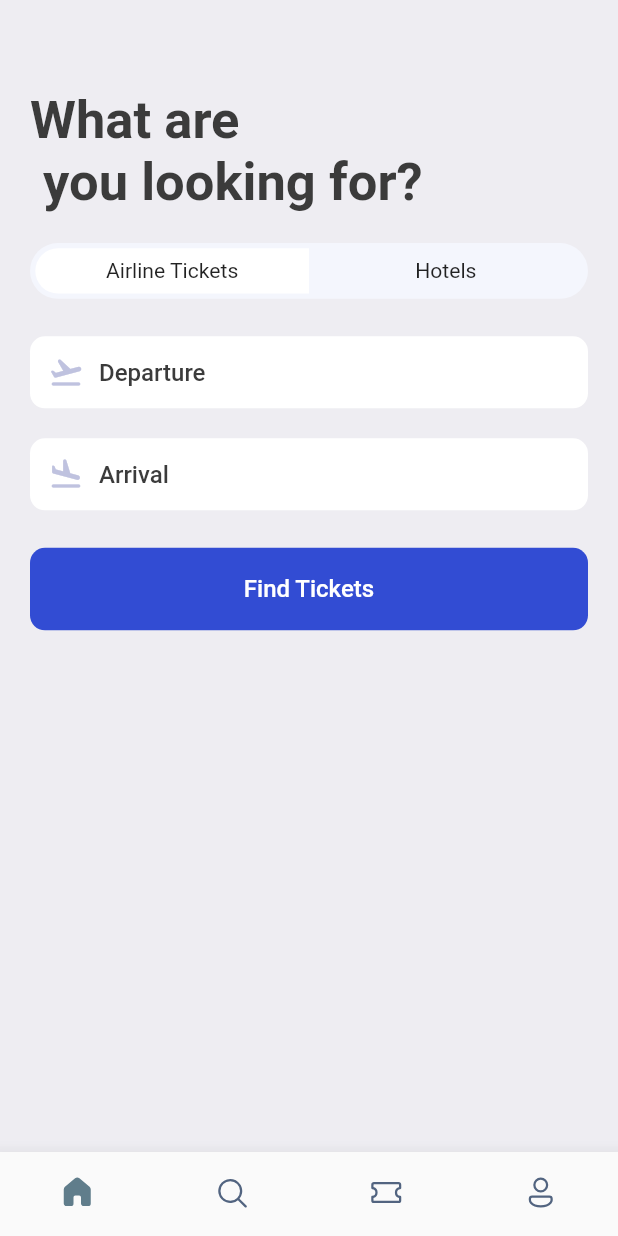
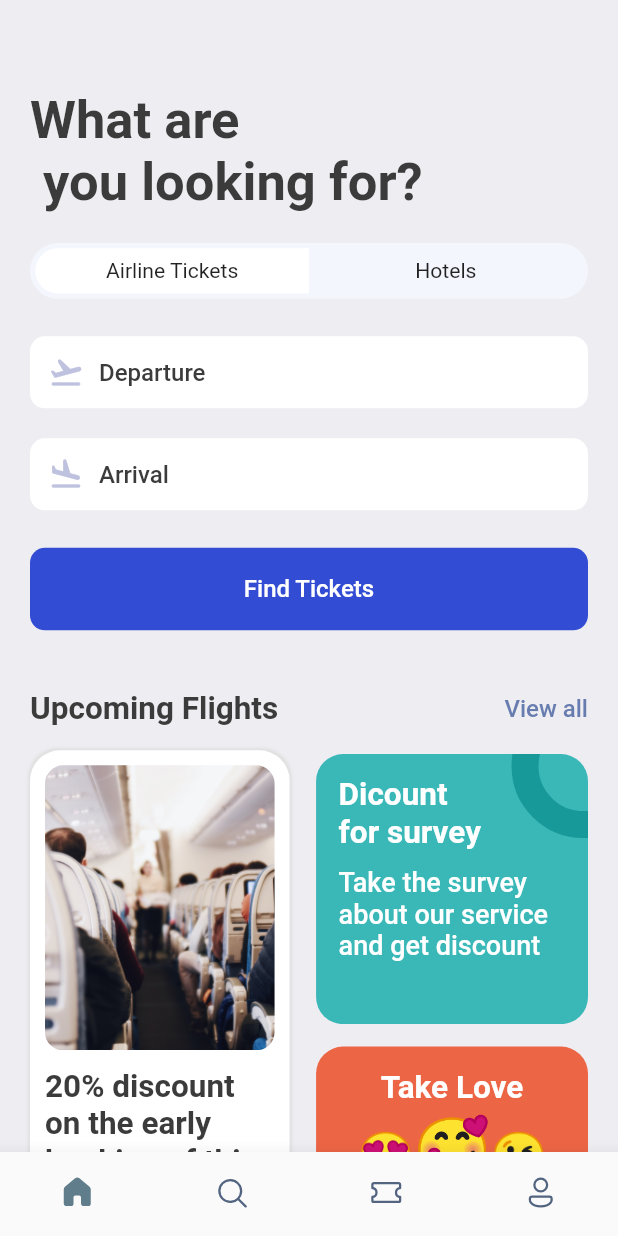
Before and after one commit to Gabriel-Spinola/MentalHealthApp, a Flutter app: the SearchScreen screen opened by its route, on a phone screen of 412 x 824 dp. Run offline on Flutter 3.47's test engine with Material 2 defaults, Android fonts, the phone set to English and light mode, and no system bars; our stand-ins replace fluentui_icons, gap, get.

Commit message:
search screen

```diff
--- a/lib/views/search_screen.dart
+++ b/lib/views/search_screen.dart
@@ -6,6 +6,7 @@ import 'package:mental_health_application2/utils/app_styles.dart';
 import 'package:mental_health_application2/widgets/icon_text.dart';
 
 import '../Widgets/bottom_bar.dart';
+import '../widgets/double_text_widget.dart';
 
 class SearchScreen extends StatelessWidget {
   const SearchScreen({Key? key}) : super(key: key);
@@ -76,6 +77,124 @@ class SearchScreen extends StatelessWidget {
               child: Text('Find Tickets', style: Styles.textStyle.copyWith(color: Colors.white)),
             ),
           ),
+          Gap(AppLayout.getHeight(40.0)),
+          const AppDoubleText(bigText: 'Upcoming Flights', smallText: 'View all'),
+          Gap(AppLayout.getHeight(15.0)),
+          Row(
+            mainAxisAlignment: MainAxisAlignment.spaceBetween,
+            children: <Widget>[
+              Container(
+                height: AppLayout.getHeight(410.0),
+                width: layoutSize.width * .42,
+                padding: EdgeInsets.symmetric(horizontal: AppLayout.getWidth(10.0), vertical: AppLayout.getHeight(10.0)),
+                decoration: BoxDecoration(
+                  color: Colors.white,
+                  borderRadius: BorderRadius.circular(AppLayout.getHeight(20.0)),
+                  boxShadow: <BoxShadow>[
+                    BoxShadow(
+                      color: Colors.grey.shade300,
+                      blurRadius: 1,
+                      spreadRadius: 1,
+                    ),
+                  ],
+                ),
+                child: Column(
+                  children: <Widget>[
+                    Container(
+                      height: AppLayout.getHeight(190.0),
+                      decoration: BoxDecoration(
+                        borderRadius: BorderRadius.circular(AppLayout.getHeight(12.0)),
+                        image: const DecorationImage(fit: BoxFit.cover, image: AssetImage('assets/images/sit.jpg')),
+                      ),
+                    ),
+                    Gap(AppLayout.getHeight(12.0)),
+                    Text(
+                      '20% discount on the early booking of this flight. Don\'t miss out of this chance!',
+                      style: Styles.headLine2Style,
+                    ),
+                  ],
+                ),
+              ),
+              Column(
+                children: <Widget>[
+                  Stack(
+                    children: <Widget>[
+                      Container(
+                        width: layoutSize.width * .44,
+                        height: AppLayout.getHeight(180.0),
+                        padding: EdgeInsets.symmetric(horizontal: AppLayout.getWidth(15.0), vertical: AppLayout.getHeight(15.0)),
+                        decoration: BoxDecoration(
+                            color: const Color(0xFF3AB8B8),
+                            borderRadius: BorderRadius.circular(AppLayout.getHeight(18.0))
+                        ),
+                        child: Column(
+                          crossAxisAlignment: CrossAxisAlignment.start,
+                          children: <Widget>[
+                            Text('Dicount\nfor survey', style: Styles.headLine2Style.copyWith(color: Colors.white)),
+                            Gap(AppLayout.getHeight(10.0)),
+                            Text(
+                              'Take the survey about our service and get discount',
+                              style: Styles.headLine2Style.copyWith(
+                                  fontWeight: FontWeight.w500,
+                                  color: Colors.white,
+                                  fontSize: 18.0
+                              ),
+                            ),
+                          ],
+                        ),
+                      ),
+                      Positioned(
+                        right: -45.0,
+                        top: -40.0,
+                        child: Container(
+                              padding: EdgeInsets.all(AppLayout.getHeight(30.0)),
+                              decoration: BoxDecoration(
+                                shape: BoxShape.circle,
+                                border: Border.all(width: 18.0 , color: const Color(0xFF189999)),
+                                color: Colors.transparent,
+                              )
+                          ),
+                      ),
+                    ],
+                  ),
+                  Gap(AppLayout.getHeight(15.0)),
+                  Container(
+                    width: layoutSize.width * .44,
+                    height: AppLayout.getHeight(210.0),
+                    padding: EdgeInsets.symmetric(vertical: AppLayout.getHeight(15.0), horizontal: AppLayout.getWidth(15.0)),
+                    decoration:  BoxDecoration(
+                      borderRadius: BorderRadius.circular(AppLayout.getHeight(18.0)),
+                      color: const Color(0xFFEC6545),
+                    ),
+                    child: Column(
+                      children: <Widget>[
+                        Text('Take Love', style: Styles.headLine2Style.copyWith(color: Colors.white), textAlign: TextAlign.center),
+                        Gap(AppLayout.getHeight(5.0)),
+                        RichText(
+                          text: const TextSpan(
+                            children: <InlineSpan>[
+                              TextSpan(
+                                text: '😍',
+                                style: TextStyle(fontSize: 30),
+                              ),
+                              TextSpan(
+                                text: '🥰',
+                                style: TextStyle(fontSize: 41),
+                              ),
+                              TextSpan(
+                                text: '😘',
+                                style: TextStyle(fontSize: 30),
+                              ),
+                            ],
+                          ),
+                        )
+                      ],
+                    ),
+                  ),
+                ],
+              ),
+            ],
+          ),
         ],
       ),
       bottomNavigationBar: const BottomBar(),
```
